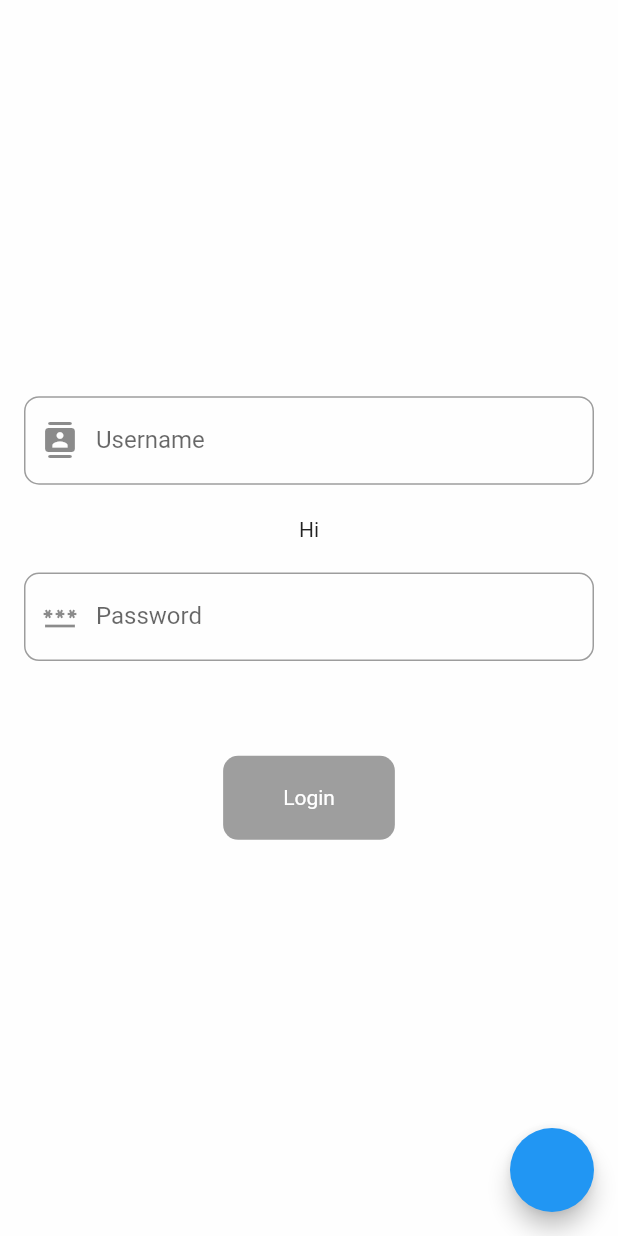
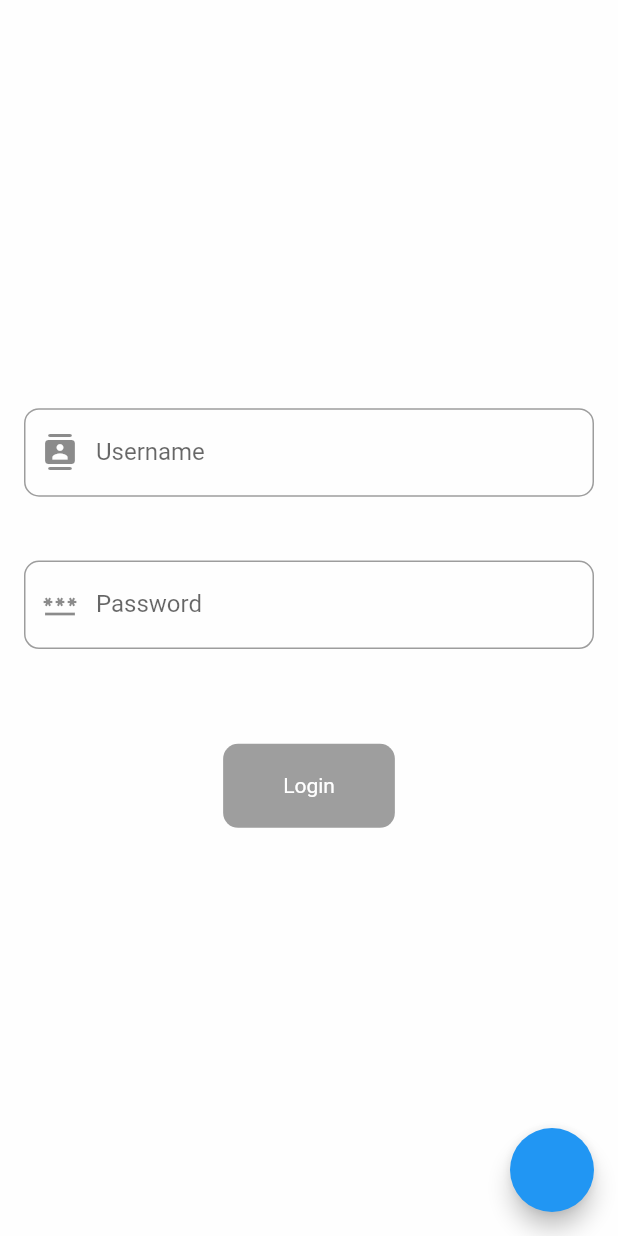
Before and after one commit to balafuture3/EcomService, a Flutter app: the Login_Page screen opened directly, on a phone screen of 412 x 824 dp. Run offline on Flutter 3.47's test engine with Material 2 defaults, Android fonts, the phone set to English and light mode, and no system bars; our stand-ins replace bloc, dio, flutter_bloc; network calls fail; statements that could not run were skipped.

Commit message:
login screen text remove

```diff
--- a/lib/screens/login_page/Login_screen.dart
+++ b/lib/screens/login_page/Login_screen.dart
@@ -89,7 +89,6 @@ class Login_Page extends StatelessWidget {
                             );
                     },
                   ),
-                  Text( "Hi", ),
                   SizedBox(
                     height: height / 40,
                   ),
```
